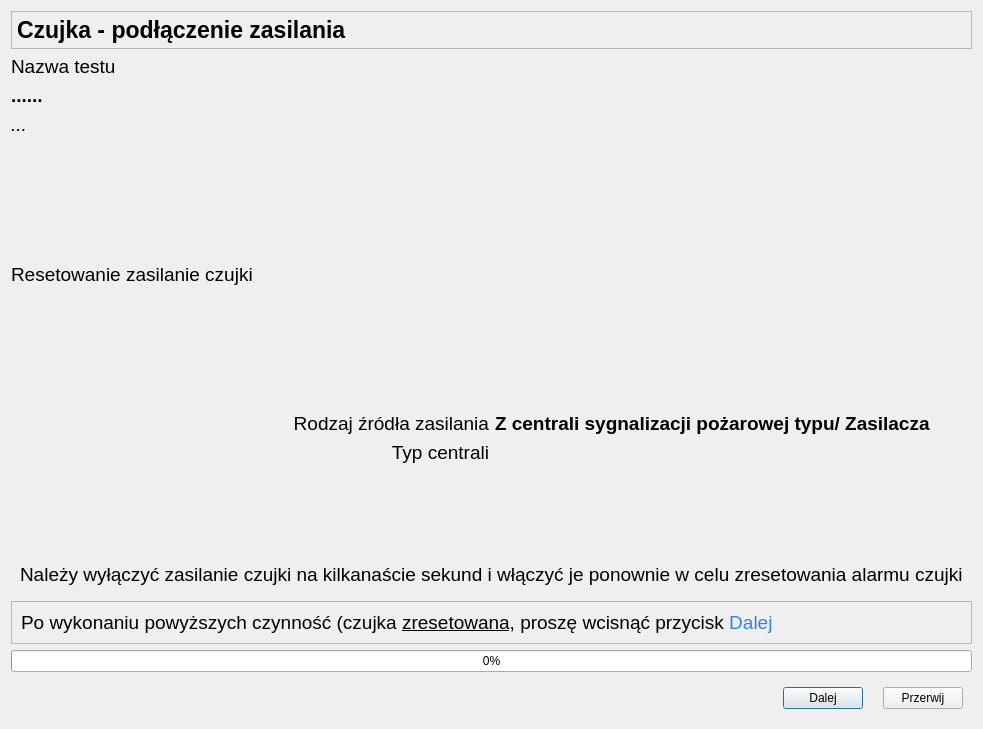
wiacekmarcin/CzujkiLiniowe, file CzujkiLinioweApp/oknoresetuzasilaniaczujki.ui: the form before one commit.
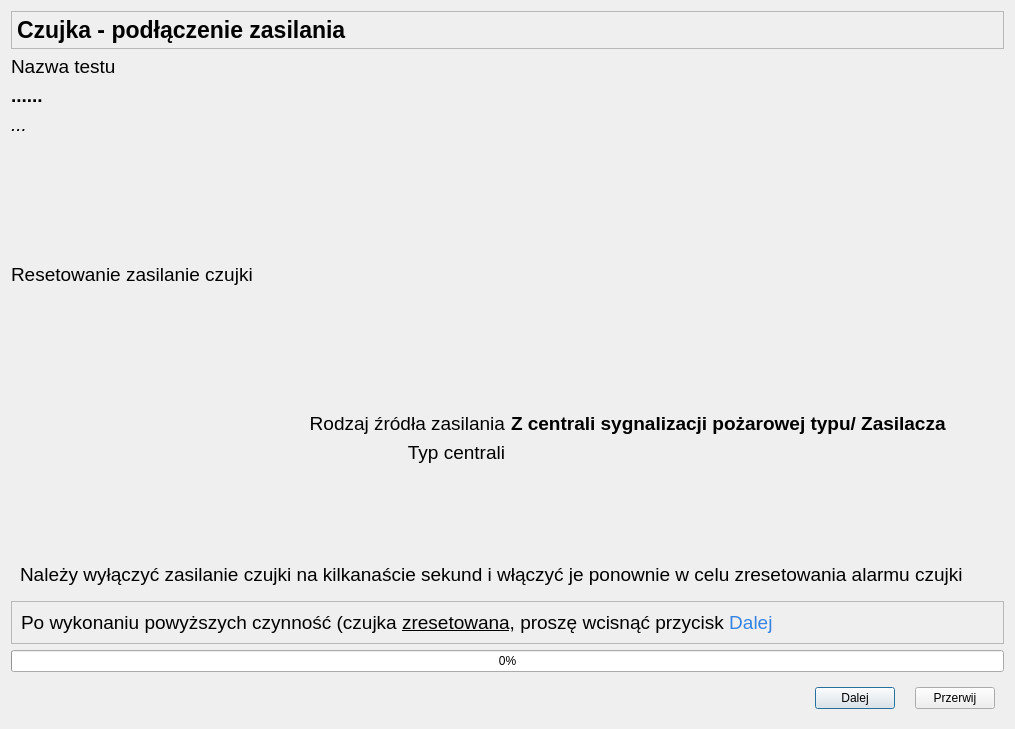
The form after the commit. Icons and pictures are not drawn.

Patch:
```diff
--- a/CzujkiLinioweApp/oknoresetuzasilaniaczujki.ui
+++ b/CzujkiLinioweApp/oknoresetuzasilaniaczujki.ui
@@ -6,7 +6,7 @@
    <rect>
     <x>0</x>
     <y>0</y>
-    <width>710</width>
+    <width>1015</width>
     <height>729</height>
    </rect>
   </property>
```
Left out of the diff: 2 changed lines with no effect on the pictures.
